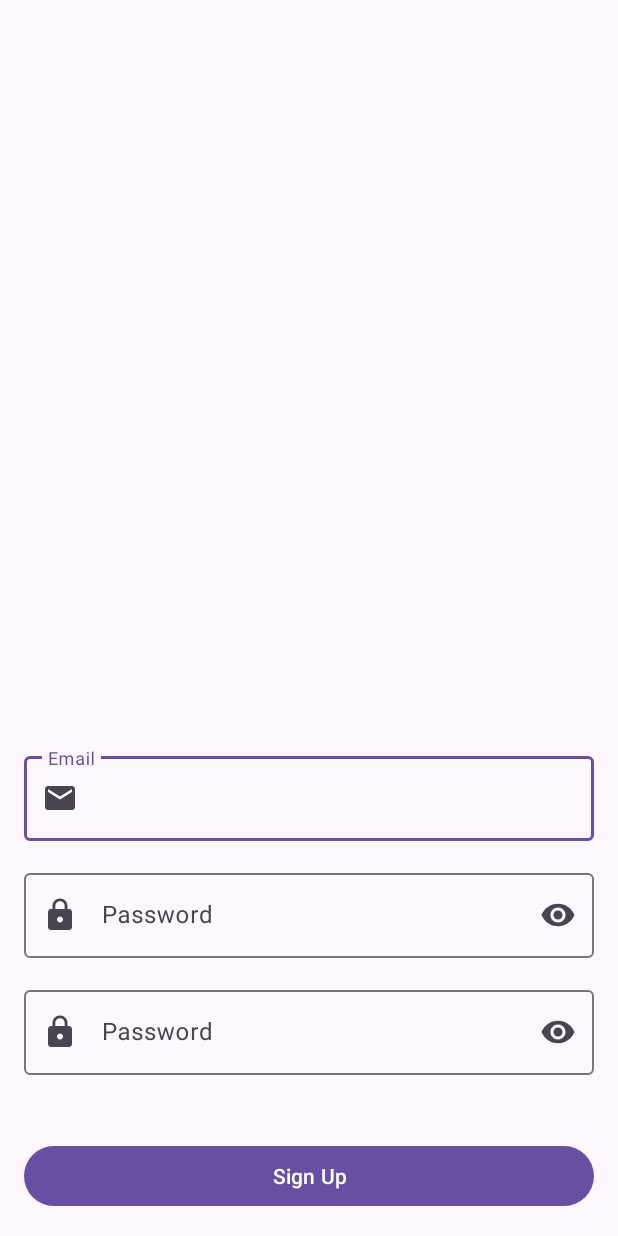
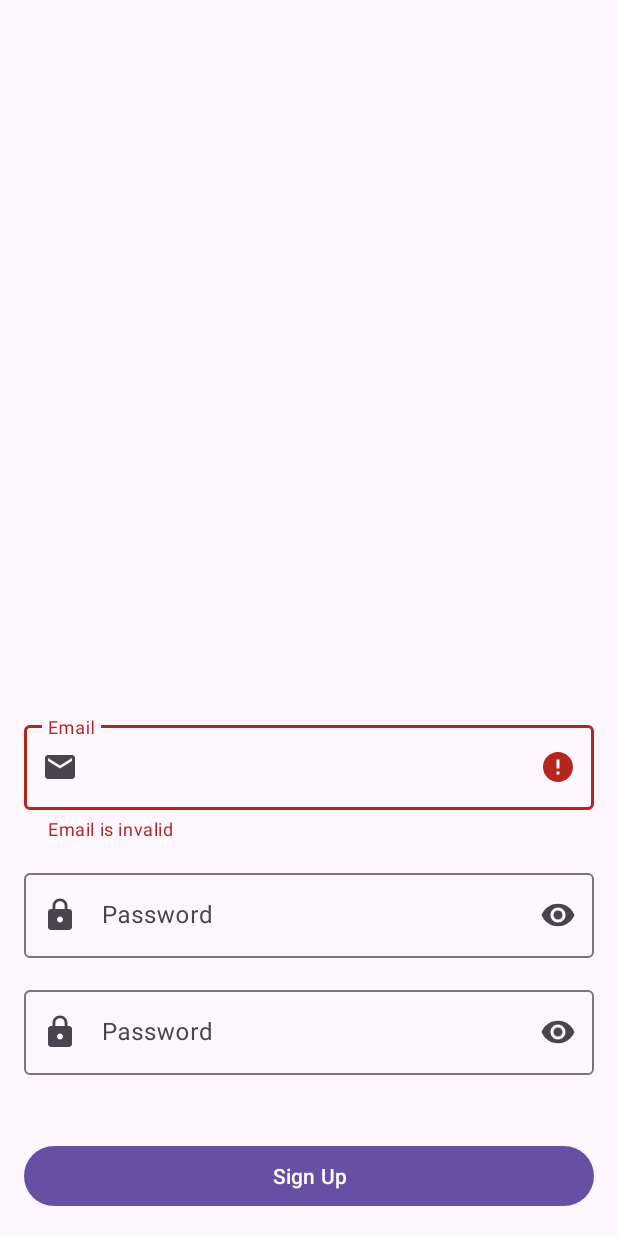
Before and after one commit to Zhigaras/Discuss, an Android app: the fragment SignUpFragment shown on its own in the app's theme, after a tap on an icon or button, on a phone screen of 412 x 824 dp. Run offline under Robolectric (Android 15) with nearby library versions, the phone set to English and light mode, and no system bars; 1 other tap on this screen came first.

Commit message:
signUp viewModel added

```diff
--- a/feature/login/src/main/java/com/zhigaras/login/presentation/signin/SignInFragment.kt
+++ b/feature/login/src/main/java/com/zhigaras/login/presentation/signin/SignInFragment.kt
@@ -28,7 +28,7 @@ class SignInFragment : BaseFragment<FragmentSignInBinding, SignInUiState>() {
         }
 
         viewModel.observe(this) {
-            it?.update(binding.progressLayout)
+            it?.update(binding.progressLayout.root)
         }
     }
 }
--- a/feature/login/src/main/java/com/zhigaras/login/presentation/signup/SignUpFragment.kt
+++ b/feature/login/src/main/java/com/zhigaras/login/presentation/signup/SignUpFragment.kt
@@ -1,6 +1,8 @@
 package com.zhigaras.login.presentation.signup
 
+import android.os.Bundle
 import android.view.LayoutInflater
+import android.view.View
 import com.zhigaras.core.BaseFragment
 import com.zhigaras.login.databinding.FragmentSignUpBinding
 
@@ -10,4 +12,22 @@ class SignUpFragment : BaseFragment<FragmentSignUpBinding, SignUpUiState>() {
 
     private val viewModel by lazy { initViewModel<SignUpViewModel>() }
 
+    override fun onViewCreated(view: View, savedInstanceState: Bundle?) {
+        super.onViewCreated(view, savedInstanceState)
+
+        val inputList = listOf(binding.emailInputLayout.root, binding.passwordInputLayout.root)
+
+        binding.signUp.setOnClickListener {
+            val isValid = inputList.map { it.isValid() }
+            if (isValid.all { it })
+                viewModel.signUp(
+                    binding.emailInputLayout.root.text(),
+                    binding.passwordInputLayout.root.text()
+                )
+        }
+
+        viewModel.observe(this) {
+            it?.update(binding.progressLayout.root)
+        }
+    }
 }
--- a/feature/login/src/main/res/layout/fragment_sign_up.xml
+++ b/feature/login/src/main/res/layout/fragment_sign_up.xml
@@ -1,5 +1,9 @@
 <?xml version="1.0" encoding="utf-8"?>
-<LinearLayout xmlns:android="http://schemas.android.com/apk/res/android"
+<FrameLayout xmlns:android="http://schemas.android.com/apk/res/android"
+    android:layout_width="match_parent"
+    android:layout_height="match_parent">
+
+    <LinearLayout
         android:layout_width="match_parent"
         android:layout_height="match_parent"
         android:gravity="bottom"
@@ -25,3 +29,9 @@
             android:text="@string/sign_up" />
 
     </LinearLayout>
+
+    <include
+        android:id="@+id/progress_layout"
+        layout="@layout/progress_layout" />
+
+</FrameLayout>
```
Also changed, not shown: feature/login/src/main/java/com/zhigaras/login/di/Module.kt (+14 -1 lines), feature/login/src/main/java/com/zhigaras/login/presentation/signin/SignInViewModel.kt (+6 -12 lines), feature/login/src/main/java/com/zhigaras/login/presentation/signup/SignUpUiState.kt (+24 -2 lines), feature/login/src/main/java/com/zhigaras/login/presentation/signup/SignUpViewModel.kt (+6 -2 lines), feature/login/src/main/res/layout/fragment_sign_in.xml (+2 -12 lines), feature/login/src/main/res/layout/progress_layout.xml (added, +13 -0 lines). Lines whose indentation alone changed are shown as unchanged.
